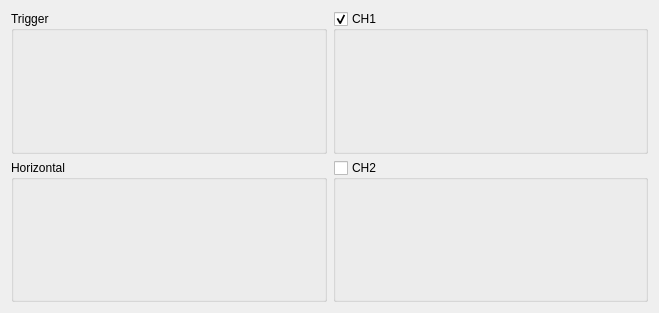
First picture: the form in contrib/agilent/libs/ap240w/ap240form.ui, repository qtplatz/qtplatz, before the edit.
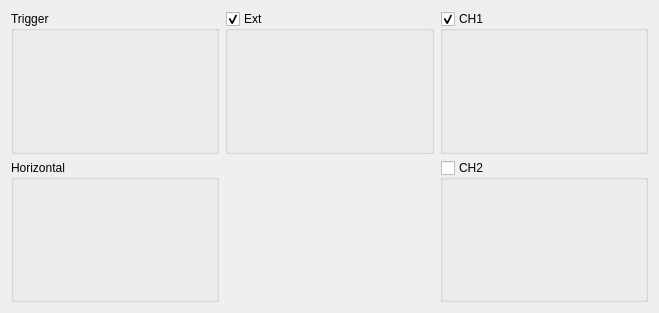
Second picture: the form after the edit.

Patch:
```diff
--- a/contrib/agilent/libs/ap240w/ap240form.ui
+++ b/contrib/agilent/libs/ap240w/ap240form.ui
@@ -14,26 +14,6 @@
    <string>Form</string>
   </property>
   <layout class="QGridLayout" name="gridLayout">
-   <item row="1" column="0">
-    <widget class="QGroupBox" name="groupBox_4">
-     <property name="title">
-      <string>Horizontal</string>
-     </property>
-    </widget>
-   </item>
-   <item row="1" column="1">
-    <widget class="QGroupBox" name="groupBox_3">
-     <property name="title">
-      <string>CH2</string>
-     </property>
-     <property name="checkable">
-      <bool>true</bool>
-     </property>
-     <property name="checked">
-      <bool>false</bool>
-     </property>
-    </widget>
-   </item>
    <item row="0" column="0">
     <layout class="QHBoxLayout" name="horizontalLayout">
      <item>
@@ -45,7 +25,20 @@
      </item>
     </layout>
    </item>
-   <item row="0" column="1">
+   <item row="1" column="2">
+    <widget class="QGroupBox" name="groupBox_3">
+     <property name="title">
+      <string>CH2</string>
+     </property>
+     <property name="checkable">
+      <bool>true</bool>
+     </property>
+     <property name="checked">
+      <bool>false</bool>
+     </property>
+    </widget>
+   </item>
+   <item row="0" column="2">
     <widget class="QGroupBox" name="groupBox_2">
      <property name="title">
       <string>CH1</string>
@@ -55,6 +48,23 @@
      </property>
     </widget>
    </item>
+   <item row="1" column="0">
+    <widget class="QGroupBox" name="groupBox_4">
+     <property name="title">
+      <string>Horizontal</string>
+     </property>
+    </widget>
+   </item>
+   <item row="0" column="1">
+    <widget class="QGroupBox" name="groupBox_5">
+     <property name="title">
+      <string>Ext</string>
+     </property>
+     <property name="checkable">
+      <bool>true</bool>
+     </property>
+    </widget>
+   </item>
   </layout>
  </widget>
  <resources/>
```
